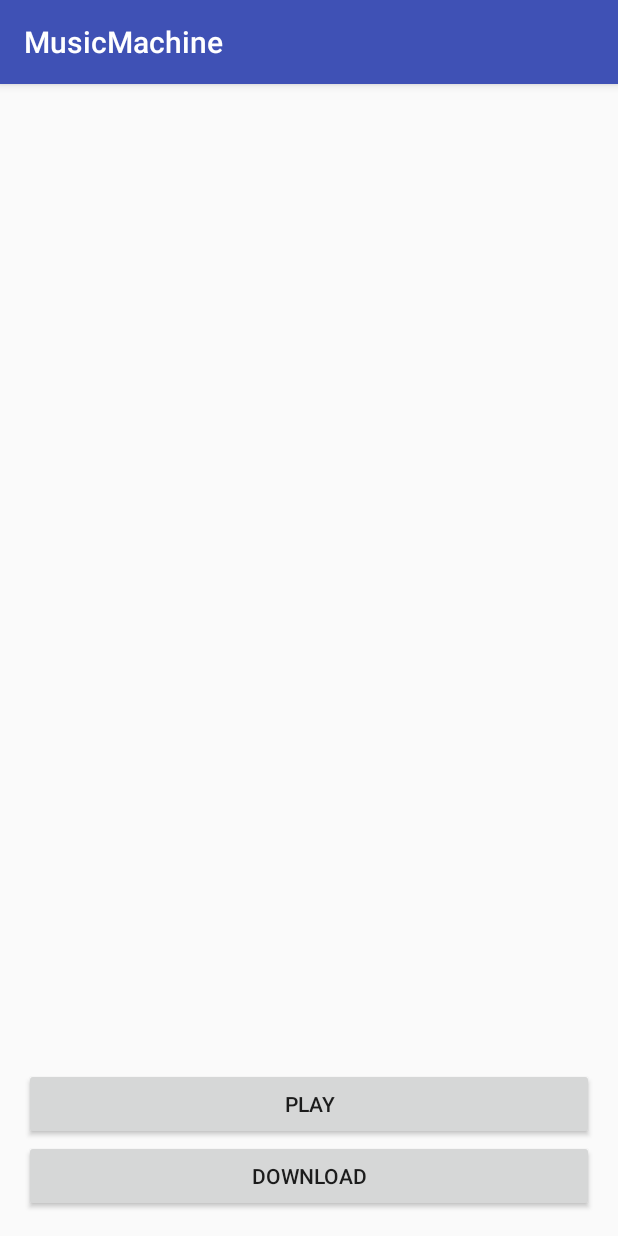
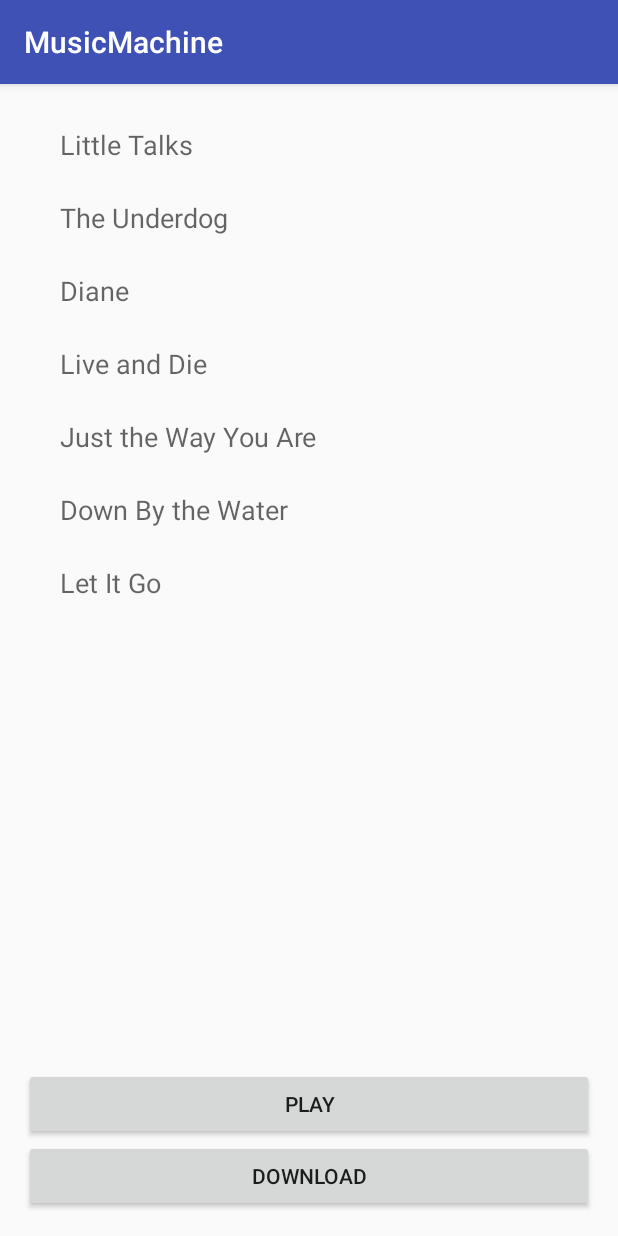
Before and after one commit to jbj88817/MusicService, an Android app: the screen it shows after launch (MainActivity), on a phone screen of 412 x 824 dp. Run offline under Robolectric (Android 15) with nearby library versions, the phone set to English and light mode, and no system bars; 1 statement that could not run was skipped.

Commit message:
built up UI

```diff
--- a/app/build.gradle
+++ b/app/build.gradle
@@ -2,7 +2,7 @@ apply plugin: 'com.android.application'
 
 android {
     compileSdkVersion 23
-    buildToolsVersion "23.0.2"
+    buildToolsVersion "23.0.3"
 
     defaultConfig {
         applicationId "us.bojie.musicmachine"
@@ -20,7 +20,8 @@ android {
 }
 
 dependencies {
-    compile fileTree(dir: 'libs', include: ['*.jar'])
+    compile fileTree(include: ['*.jar'], dir: 'libs')
     testCompile 'junit:junit:4.12'
     compile 'com.android.support:appcompat-v7:23.2.1'
+    compile 'com.android.support:recyclerview-v7:23.1.1'
 }
--- a/app/src/main/AndroidManifest.xml
+++ b/app/src/main/AndroidManifest.xml
@@ -19,6 +19,7 @@
         <service android:name=".DownloadIntentService"/>
         <service android:name=".PlayerService"
             android:process=":playerprocess"/>
+        <activity android:name=".DetailActivity"/>
 
     </application>
 
--- a/app/src/main/java/us/bojie/musicmachine/MainActivity.java
+++ b/app/src/main/java/us/bojie/musicmachine/MainActivity.java
@@ -10,9 +10,14 @@ import android.os.Message;
 import android.os.Messenger;
 import android.os.RemoteException;
 import android.support.v7.app.AppCompatActivity;
+import android.support.v7.widget.LinearLayoutManager;
+import android.support.v7.widget.RecyclerView;
 import android.view.View;
 import android.widget.Button;
 import android.widget.Toast;
+
+import us.bojie.musicmachine.adapters.PlaylistAdapter;
+import us.bojie.musicmachine.models.Song;
 
 public class MainActivity extends AppCompatActivity {
 
@@ -23,6 +28,7 @@ public class MainActivity extends AppCompatActivity {
     private Button mPlayButton;
     private Messenger mServiceMessenger;
     private Messenger mActivityMessenger = new Messenger(new ActivityHandler(this));
+    private PlaylistAdapter mAdapter;
     private ServiceConnection mServiceConnection = new ServiceConnection() {
         @Override
         public void onServiceConnected(ComponentName name, IBinder service) {
@@ -51,8 +57,8 @@ public class MainActivity extends AppCompatActivity {
         super.onCreate(savedInstanceState);
         setContentView(R.layout.activity_main);
 
-        mDownloadButton = (Button) findViewById(R.id.download_button);
-        mPlayButton = (Button) findViewById(R.id.play_button);
+        mDownloadButton = (Button) findViewById(R.id.downloadButton);
+        mPlayButton = (Button) findViewById(R.id.playButton);
 
         mDownloadButton.setOnClickListener(new View.OnClickListener() {
 
@@ -62,7 +68,7 @@ public class MainActivity extends AppCompatActivity {
 
 
                 // Send message to handler for processing
-                for (String song : Playlist.songs) {
+                for (Song song : Playlist.songs) {
                     Intent intent = new Intent(MainActivity.this, DownloadIntentService.class);
                     intent.putExtra(KEY_SONG, song);
                     startService(intent);
@@ -88,6 +94,15 @@ public class MainActivity extends AppCompatActivity {
             }
         });
 
+        RecyclerView recyclerView = (RecyclerView)findViewById(R.id.recyclerView);
+        mAdapter = new PlaylistAdapter(this, Playlist.songs);
+        recyclerView.setAdapter(mAdapter);
+
+        RecyclerView.LayoutManager layoutManager = new LinearLayoutManager(this);
+        recyclerView.setLayoutManager(layoutManager);
+        recyclerView.setHasFixedSize(true);
+
+
     }
 
     public void changePlayButtonText(String text) {
--- a/app/src/main/java/us/bojie/musicmachine/Playlist.java
+++ b/app/src/main/java/us/bojie/musicmachine/Playlist.java
@@ -1,9 +1,18 @@
 package us.bojie.musicmachine;
+
+import us.bojie.musicmachine.models.Song;
 
 /**
  * Created by bjiang on 4/2/16.
  */
 public class Playlist {
-    public static String[] songs = {"He’s the Greatest Dancer", "Cut the Cake",
-            "The Groove Line", "Stayin’ Alive", "Give Up the Funk"};
+    public static Song[] songs = {
+            new Song(1, "Little Talks", 180, "Of Monsters and Men", "Label1", 2012, 100, false),
+            new Song(2, "The Underdog", 190, "Spoon", "Label2", 2005, 101, false),
+            new Song(3, "Diane", 200, "Guster", "Label3", 2002, 102, false),
+            new Song(4, "Live and Die", 210, "The Avett Brothers", "Label4", 2013, 103, false),
+            new Song(5, "Just the Way You Are", 220, "Billy Joel", "Label5", 1987, 104, false),
+            new Song(6, "Down By the Water", 230, "The Decemberists", "Label6", 2013, 105, false),
+            new Song(7, "Let It Go", 240, "Idina Menzel", "Disney", 2014, 106, false)
+    };
 }
--- /dev/null
+++ b/app/src/main/java/us/bojie/musicmachine/adapters/PlaylistAdapter.java
@@ -0,0 +1,73 @@
+package us.bojie.musicmachine.adapters;
+
+import android.content.Context;
+import android.support.v7.widget.RecyclerView;
+import android.view.LayoutInflater;
+import android.view.View;
+import android.view.ViewGroup;
+import android.widget.ImageView;
+import android.widget.TextView;
+
+import us.bojie.musicmachine.R;
+import us.bojie.musicmachine.models.Song;
+
+/**
+ * Created by bjiang on 7/26/16.
+ */
+public class PlaylistAdapter extends RecyclerView.Adapter<PlaylistAdapter.SongViewHolder> {
+
+    private Song[] mSongs;
+    private Context mContext;
+    private SongViewHolder mViewHolder;
+
+    public PlaylistAdapter(Context context, Song[] songs) {
+        mContext = context;
+        mSongs = songs;
+    }
+
+    @Override
+    public SongViewHolder onCreateViewHolder(ViewGroup parent, int viewType) {
+        View view = LayoutInflater.from(parent.getContext())
+                .inflate(R.layout.list_item_song, parent, false);
+        mViewHolder = new SongViewHolder(view);
+        return mViewHolder;
+    }
+
+    @Override
+    public void onBindViewHolder(SongViewHolder holder, int position) {
+        holder.bindSong(mSongs[position]);
+    }
+
+    @Override
+    public int getItemCount() {
+        return mSongs.length;
+    }
+
+    public class SongViewHolder extends RecyclerView.ViewHolder implements View.OnClickListener {
+
+        public TextView mTitleLabel;
+        public ImageView mFavIcon;
+
+        public SongViewHolder(View itemView) {
+            super(itemView);
+            mTitleLabel = (TextView) itemView.findViewById(R.id.songTitleLabel);
+            mFavIcon = (ImageView) itemView.findViewById(R.id.favIcon);
+            itemView.setOnClickListener(this);
+        }
+
+        public void bindSong(Song song) {
+            mTitleLabel.setText(song.getTitle());
+            if (song.isFavorite()) {
+                mFavIcon.setVisibility(View.VISIBLE);
+            }
+            else {
+                mFavIcon.setVisibility(View.INVISIBLE);
+            }
+        }
+
+        @Override
+        public void onClick(View v) {
+
+        }
+    }
+}
--- /dev/null
+++ b/app/src/main/java/us/bojie/musicmachine/models/Song.java
@@ -0,0 +1,146 @@
+package us.bojie.musicmachine.models;
+
+import android.os.Parcel;
+import android.os.Parcelable;
+
+/**
+ * Created by bjiang on 7/26/16.
+ */
+public class Song implements Parcelable {
+
+    private long mId;
+    private String mTitle;
+    private int mDuration;
+    private String mArtist;
+    private String mLabel;
+    private int mYearReleased;
+    private long mAlbumId;
+    private boolean mIsFavorite;
+
+    public Song(long id, String title, int duration, String artist, String label,
+                int yearReleased, long albumId, boolean isFavorite) {
+        setId(id);
+        setTitle(title);
+        setDuration(duration);
+        setArtist(artist);
+        setLabel(label);
+        setYearReleased(yearReleased);
+        setAlbumId(albumId);
+        setIsFavorite(isFavorite);
+    }
+
+    public long getId() {
+        return mId;
+    }
+
+    public void setId(long id) {
+        mId = id;
+    }
+
+    public String getTitle() {
+        return mTitle;
+    }
+
+    public void setTitle(String title) {
+        mTitle = title;
+    }
+
+    public int getDuration() {
+        return mDuration;
+    }
+
+    public void setDuration(int duration) {
+        mDuration = duration;
+    }
+
+    public String getArtist() {
+        return mArtist;
+    }
+
+    public void setArtist(String artist) {
+        mArtist = artist;
+    }
+
+    public String getLabel() {
+        return mLabel;
+    }
+
+    public void setLabel(String label) {
+        mLabel = label;
+    }
+
+    public int getYearReleased() {
+        return mYearReleased;
+    }
+
+    public void setYearReleased(int yearReleased) {
+        mYearReleased = yearReleased;
+    }
+
+    public long getAlbumId() {
+        return mAlbumId;
+    }
+
+    public void setAlbumId(long albumId) {
+        mAlbumId = albumId;
+    }
+
+    public boolean isFavorite() {
+        return mIsFavorite;
+    }
+
+    public void setIsFavorite(boolean isFavorite) {
+        mIsFavorite = isFavorite;
+    }
+
+    public String toString() {
+        return "ID: " + mId + "\n" +
+                "Title: " + mTitle + "\n" +
+                "Duration: " + mDuration + "\n" +
+                "Artist: " + mArtist + "\n" +
+                "Label: " + mLabel + "\n" +
+                "Year Released: " + mYearReleased + "\n" +
+                "Album ID: " + mAlbumId + "\n" +
+                "Favorite?: " + mIsFavorite;
+    }
+
+    @Override
+    public int describeContents() {
+        return 0; // ignore
+    }
+
+    @Override
+    public void writeToParcel(Parcel dest, int flags) {
+        dest.writeLong(mId);
+        dest.writeString(mTitle);
+        dest.writeInt(mDuration);
+        dest.writeString(mArtist);
+        dest.writeString(mLabel);
+        dest.writeInt(mYearReleased);
+        dest.writeLong(mAlbumId);
+        dest.writeInt(mIsFavorite ? 1 : 0);
+    }
+
+    private Song(Parcel in) {
+        mId = in.readLong();
+        mTitle = in.readString();
+        mDuration = in.readInt();
+        mArtist = in.readString();
+        mLabel = in.readString();
+        mYearReleased = in.readInt();
+        mAlbumId = in.readLong();
+        mIsFavorite = in.readInt() != 0;
+    }
+
+    public static final Creator<Song> CREATOR = new Creator<Song>() {
+        @Override
+        public Song createFromParcel(Parcel source) {
+            return new Song(source);
+        }
+
+        @Override
+        public Song[] newArray(int size) {
+            return new Song[size];
+        }
+    };
+}
--- a/app/src/main/res/layout/activity_main.xml
+++ b/app/src/main/res/layout/activity_main.xml
@@ -1,30 +1,37 @@
 <?xml version="1.0" encoding="utf-8"?>
-<RelativeLayout xmlns:android="http://schemas.android.com/apk/res/android"
+<RelativeLayout
+    xmlns:android="http://schemas.android.com/apk/res/android"
     xmlns:tools="http://schemas.android.com/tools"
+    android:id="@+id/rootLayout"
     android:layout_width="match_parent"
     android:layout_height="match_parent"
     android:paddingBottom="@dimen/activity_vertical_margin"
     android:paddingLeft="@dimen/activity_horizontal_margin"
     android:paddingRight="@dimen/activity_horizontal_margin"
     android:paddingTop="@dimen/activity_vertical_margin"
-    tools:context="us.bojie.musicmachine.MainActivity">
+    tools:context=".MainActivity">
 
     <Button
         android:layout_width="match_parent"
         android:layout_height="wrap_content"
         android:text="Download"
-        android:id="@+id/download_button"
+        android:id="@+id/downloadButton"
         android:layout_alignParentBottom="true"
-        android:layout_centerHorizontal="true" />
-
+        android:layout_centerHorizontal="true"/>
 
     <Button
         android:layout_width="match_parent"
         android:layout_height="wrap_content"
         android:text="Play"
-        android:id="@+id/play_button"
-        android:layout_above="@+id/download_button"
-        android:layout_centerHorizontal="true" />
+        android:id="@+id/playButton"
+        android:layout_above="@id/downloadButton"
+        android:layout_centerHorizontal="true"/>
 
+    <android.support.v7.widget.RecyclerView
+        android:layout_width="match_parent"
+        android:layout_height="match_parent"
+        android:layout_above="@id/playButton"
+        android:layout_marginBottom="@dimen/activity_vertical_margin"
+        android:id="@+id/recyclerView" />
 
 </RelativeLayout>
--- /dev/null
+++ b/app/src/main/res/layout/list_item_song.xml
@@ -0,0 +1,31 @@
+<?xml version="1.0" encoding="utf-8"?>
+<RelativeLayout xmlns:android="http://schemas.android.com/apk/res/android"
+    android:layout_width="match_parent"
+    android:layout_height="wrap_content"
+    xmlns:tools="http://schemas.android.com/tools"
+    android:paddingTop="12dp"
+    android:paddingBottom="12dp"
+    android:paddingLeft="24dp"
+    android:paddingRight="24dp">
+
+    <ImageView
+        android:layout_width="24dp"
+        android:layout_height="24dp"
+        android:id="@+id/favIcon"
+        android:layout_alignParentRight="true"
+        android:layout_alignParentEnd="true"
+        android:layout_centerVertical="true"
+        android:src="@drawable/ic_favorite_heart"
+        android:visibility="invisible"/>
+
+    <TextView
+        android:layout_width="wrap_content"
+        android:layout_height="wrap_content"
+        android:textAppearance="?android:attr/textAppearanceMedium"
+        tools:text="Sample Title"
+        android:id="@+id/songTitleLabel"
+        android:layout_alignParentStart="true"
+        android:layout_alignParentLeft="true"
+        android:layout_centerVertical="true"
+        android:layout_toLeftOf="@id/favIcon"/>
+</RelativeLayout>
```
Also changed, not shown: app/src/main/java/us/bojie/musicmachine/DetailActivity.java (added, +42 -0 lines), app/src/main/res/layout/activity_detail.xml (added, +48 -0 lines), app/src/main/res/menu/detail.xml (added, +7 -0 lines), app/src/main/res/drawable/ic_favorite_heart.png (added), app/src/main/res/drawable/ic_queue_music_white.png (added), app/src/main/res/mipmap-hdpi/ic_launcher.png (deleted), app/src/main/res/mipmap-mdpi/ic_launcher.png (deleted), app/src/main/res/mipmap-xhdpi/ic_launcher.png, app/src/main/res/mipmap-xxhdpi/ic_launcher.png (deleted), app/src/main/res/mipmap-xxxhdpi/ic_launcher.png (deleted), 1 other file.
